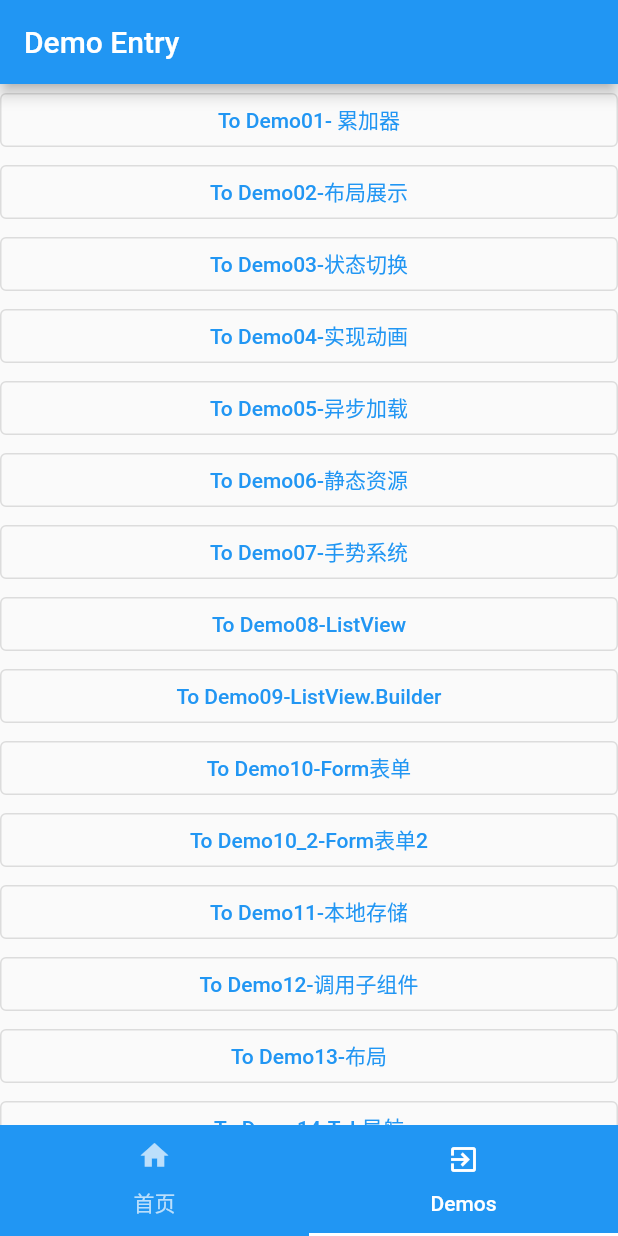
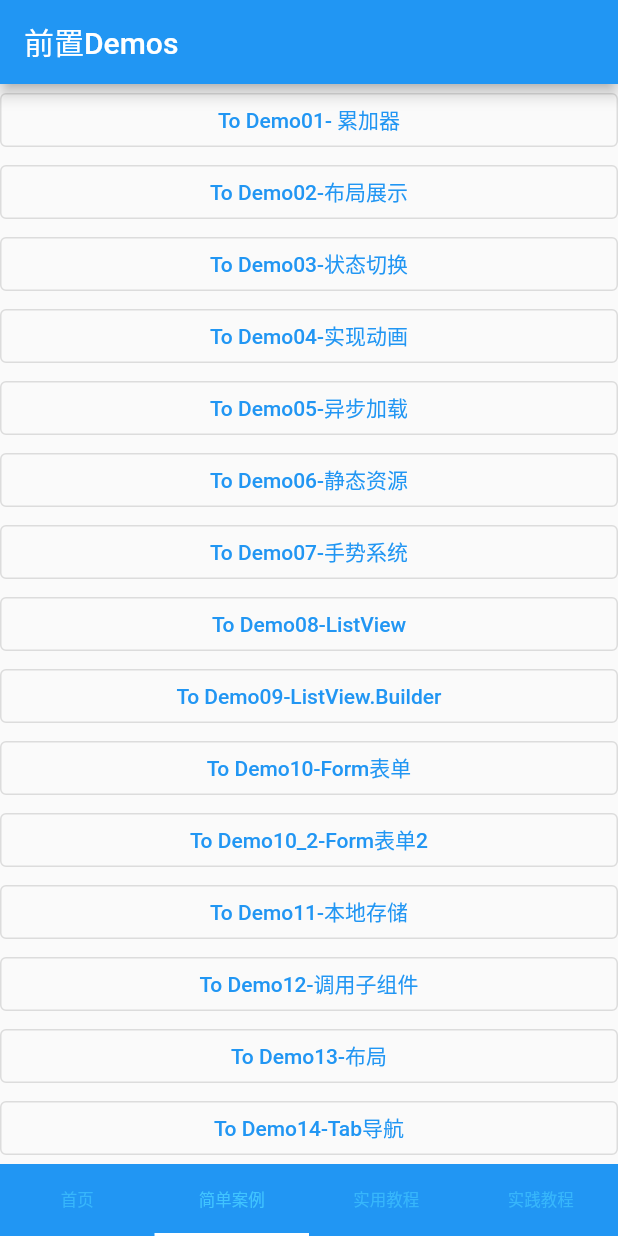
Before and after one commit to xld1393679430/flutter3_app, a Flutter app: the screen it shows after launch, tab 2 chosen, on a phone screen of 412 x 824 dp. Run offline on Flutter 3.47's test engine with Material 2 defaults, Android fonts, the phone set to English and light mode, and no system bars; our stand-ins replace shared_preferences.

Commit message:
创建多个Demo Tabs

```diff
--- a/lib/Demos/entry.dart
+++ b/lib/Demos/entry.dart
@@ -43,7 +43,7 @@ class _DemosState extends State<Demos> {
   Widget build(BuildContext context) {
     return Scaffold(
         appBar: AppBar(
-          title: const Text("Demo Entry"),
+          title: const Text("前置Demos"),
         ),
         body: Center(
             child: ListView(
--- a/lib/main.dart
+++ b/lib/main.dart
@@ -1,6 +1,8 @@
 import 'package:flutter/material.dart';
-import 'package:flutter3_app/Demos/entry.dart';
 
+import 'Demos/entry.dart';
+import 'Demos2/entry.dart';
+import 'Demos3/entry.dart';
 import 'Pages/Home.dart';
 
 void main() {
@@ -33,7 +35,7 @@ class MyHomePage extends StatefulWidget {
 
 class _MyHomePageState extends State<MyHomePage>
     with SingleTickerProviderStateMixin {
-  late TabController controller = TabController(length: 2, vsync: this);
+  late TabController controller = TabController(length: 4, vsync: this);
 
   @override
   Widget build(BuildContext context) {
@@ -41,21 +43,20 @@ class _MyHomePageState extends State<MyHomePage>
       bottomNavigationBar: Material(
         color: Colors.blue,
         child: TabBar(
+          unselectedLabelStyle: const TextStyle(fontSize: 11),
+          labelStyle:
+              const TextStyle(fontSize: 11, color: Colors.lightBlueAccent),
           tabs: const [
             Tab(
               text: "首页",
-              icon: Icon(
-                Icons.home,
-                size: 22,
-              ),
             ),
             Tab(
-              text: "Demos",
-              icon: Icon(
-                Icons.exit_to_app,
-                size: 22,
-              ),
-            )
+              text: "简单案例",
+            ),
+            Tab(
+              text: "实用教程",
+            ),
+            Tab(text: "实践教程"),
           ],
           controller: controller,
         ),
@@ -65,6 +66,8 @@ class _MyHomePageState extends State<MyHomePage>
         children: const [
           Home(),
           Demos(),
+          Demos2(),
+          Demos3(),
         ],
       ),
     );
```
Also changed, not shown: lib/Demos2/Demos/Demo01.dart (added, +44 -0 lines), lib/Demos2/entry.dart (added, +32 -0 lines), lib/Demos3/Demos/Demo01.dart (added, +44 -0 lines), lib/Demos3/entry.dart (added, +32 -0 lines).
